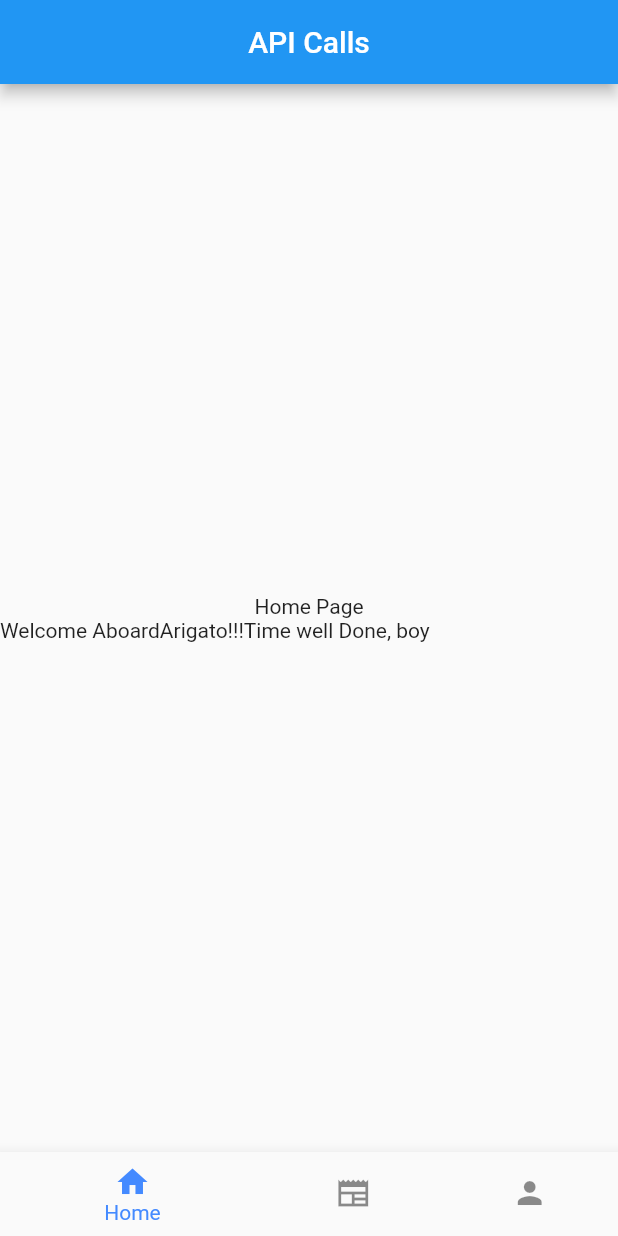
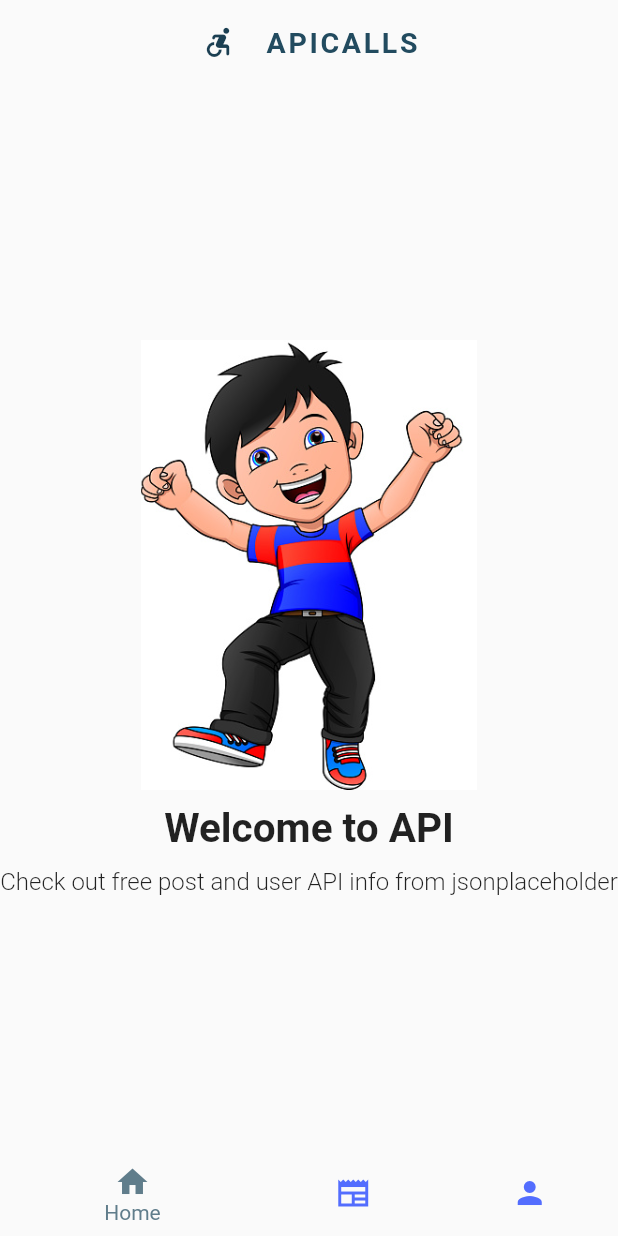
Before and after one commit to talented-vicky/api_localdb_getx, a Flutter app: the screen it shows after launch, on a phone screen of 412 x 824 dp. Run offline on Flutter 3.47's test engine with Material 2 defaults, Android fonts, the phone set to English and light mode, and no system bars.

Commit message:
finished setting up home page, created file handler class for local storage and implemented methods for CRUD operations

```diff
--- /dev/null
+++ b/lib/handlers/db_handler.dart
@@ -0,0 +1,114 @@
+import 'dart:io';
+import 'dart:convert';
+import 'package:path_provider/path_provider.dart';
+
+import 'package:api_loacaldb_getx/models/user.dart';
+import 'package:api_loacaldb_getx/models/post.dart';
+
+class FileHandler {
+  FileHandler._privateConstructor();
+  static final fhInstance = FileHandler._privateConstructor();
+
+  static File? _file;
+
+  final _userFileName = 'user.txt';
+  final _postFileName = 'post.txt';
+
+  // creating a getter function (b'cos I'm saving stuff into file)
+  Future<File> get userFile async {
+    if (_file != null) return _file!;
+    _file = await _initUserFile();
+    return _file!;
+  }
+
+  Future<File> get postFile async {
+    if (_file != null) return _file!;
+    _file = await _initPostFile();
+    return _file!;
+  }
+
+  Future<File> _initUserFile() async {
+    final _dir = getApplicationDocumentsDirectory();
+    final _path = _dir.path;
+    return File('$_path/$_userFileName');
+  }
+
+  Future<File> _initPostFile() async {
+    final _dir = getApplicationDocumentsDirectory();
+    final _path = _dir.path;
+    return File('$_path/$_postFileName');
+  }
+
+  final Set<User> _userSet = {};
+  final Set<Post> _postSet = {};
+
+  // WRITING users and posts
+  Future<void> writeUser(User user) async {
+    final File fl = await userFile;
+    _userSet.add(user);
+
+    final userList = _userSet.map((e) => e.toJson()).toString();
+    // jsonEncode cannot act on "set" but "list"
+    await fl.writeAsString(jsonEncode(userList));
+  }
+
+  Future<void> writePost(Post post) async {
+    final File fl = await postFile;
+    _postSet.add(post);
+
+    final postList = _postSet.map((e) => e.toJson()).toString();
+    await fl.writeAsString(jsonEncode(postList));
+  }
+
+  // READING users and posts
+  Future<List<User>> readUsers() async {
+    final File fl = await userFile;
+    final body = await fl.readAsString();
+
+    final List<dynamic> userData = jsonDecode(body);
+    final List<User> jsonData =
+        userData.map((e) => User.fromJson(e as Map<String, dynamic>)).toList();
+    return jsonData;
+  }
+
+  Future<List<Post>> readPosts() async {
+    final File fl = await postFile;
+    final body = await fl.readAsString();
+
+    final List<dynamic> postData = jsonDecode(body);
+    final List<Post> jsonData =
+        postData.map((e) => Post.fromJson(e as Map<String, dynamic>)).toList();
+    return jsonData;
+  }
+
+  // UPDATING users and posts
+  Future<void> updateUser({required int id, required User userToUpdate}) async {
+    _userSet.removeWhere((elem) => elem.id == userToUpdate.id);
+    await writeUser(userToUpdate);
+  }
+
+  Future<void> updatePost({required int id, required Post postToUpdate}) async {
+    _postSet.removeWhere((elem) => elem.id == postToUpdate.id);
+    await writePost(postToUpdate);
+  }
+
+  // DELETING users and posts
+  Future<void> deleteUser(User userToDelete) async {
+    final File fl = await userFile;
+    // delete found file
+    _userSet.removeWhere((elem) => elem == userToDelete);
+
+    // convert the remaining object into string for encoding
+    final userList = _userSet.map((e) => e.toJson().toString());
+    await fl.writeAsString(jsonEncode(userList));
+  }
+
+  Future<void> deletePost(Post postToDelete) async {
+    final File fl = await postFile;
+    _postSet.removeWhere((elem) => elem == postToDelete);
+
+    final postList = _postSet.map((e) => e.toJson().toString());
+
+    fl.writeAsString(jsonEncode(postList));
+  }
+}
--- a/lib/nav.dart
+++ b/lib/nav.dart
@@ -31,13 +31,34 @@ class _NavState extends State<Nav> {
     return Scaffold(
       appBar: AppBar(
         centerTitle: true,
-        title: const Text('API Calls'),
+        backgroundColor: Colors.transparent,
+        elevation: 0,
+        title:
+            Row(mainAxisAlignment: MainAxisAlignment.center, children: const [
+          Icon(
+            Icons.accessible_forward_rounded,
+            color: Color.fromARGB(255, 27, 63, 82),
+          ),
+          SizedBox(
+            width: 20,
+          ),
+          Text(
+            "APICALLS",
+            style: TextStyle(
+                fontSize: 19,
+                letterSpacing: 1.8,
+                fontWeight: FontWeight.bold,
+                color: Color.fromARGB(255, 34, 75, 95)),
+          ),
+        ]),
       ),
       body: _pages[ind],
       bottomNavigationBar: BottomNavigationBar(
+        elevation: 0,
+        backgroundColor: Colors.transparent,
         type: BottomNavigationBarType.shifting,
-        selectedItemColor: Colors.blueAccent,
-        unselectedItemColor: Colors.black45,
+        selectedItemColor: Colors.blueGrey,
+        unselectedItemColor: Colors.indigoAccent,
         items: const [
           BottomNavigationBarItem(label: "Home", icon: Icon(Icons.home)),
           BottomNavigationBarItem(
--- a/lib/views/home.dart
+++ b/lib/views/home.dart
@@ -6,15 +6,26 @@ class HomePage extends StatelessWidget {
   @override
   Widget build(BuildContext context) {
     return Scaffold(
-      body: Center(
-          child: Column(mainAxisAlignment: MainAxisAlignment.center, children: [
-        const Text("Home Page"),
-        Row(children: const [
-          Text("Welcome Aboard"),
-          Text("Arigato!!!"),
-          Text("Time well Done, boy")
-        ])
-      ])),
-    );
+        body: Column(mainAxisAlignment: MainAxisAlignment.center, children: [
+      Image.asset(
+        "images/api.jpg",
+        width: 700,
+        height: 300,
+      ),
+      const SizedBox(
+        height: 10,
+      ),
+      const Text(
+        "Welcome to API",
+        style: TextStyle(fontSize: 27, fontWeight: FontWeight.bold),
+      ),
+      const SizedBox(
+        height: 10,
+      ),
+      const Text(
+        "Check out free post and user API info from jsonplaceholder",
+        style: TextStyle(fontSize: 16, fontWeight: FontWeight.w300),
+      ),
+    ]));
   }
 }
--- a/pubspec.yaml
+++ b/pubspec.yaml
@@ -31,6 +31,7 @@ dependencies:
   flutter:
     sdk: flutter
   http: ^0.13.5
+  path_provider: ^2.0.1
 
 
   # The following adds the Cupertino Icons font to your application.
@@ -62,6 +63,7 @@ flutter:
   # To add assets to your application, add an assets section, like this:
   assets:
     - images/profile.jpg
+    - images/api.jpg
   #   - images/a_dot_ham.jpeg
 
   # An image asset can refer to one or more resolution-specific "variants", see
```
Also changed, not shown: lib/models/user.dart (+9 -5 lines), lib/views/post.dart (+11 -1 lines), lib/views/user.dart (+62 -39 lines), images/api.jpg (added), images/api2.jpg (added), lib/handlers/file_handler.dart (added), pubspec.lock, 1 other file.
